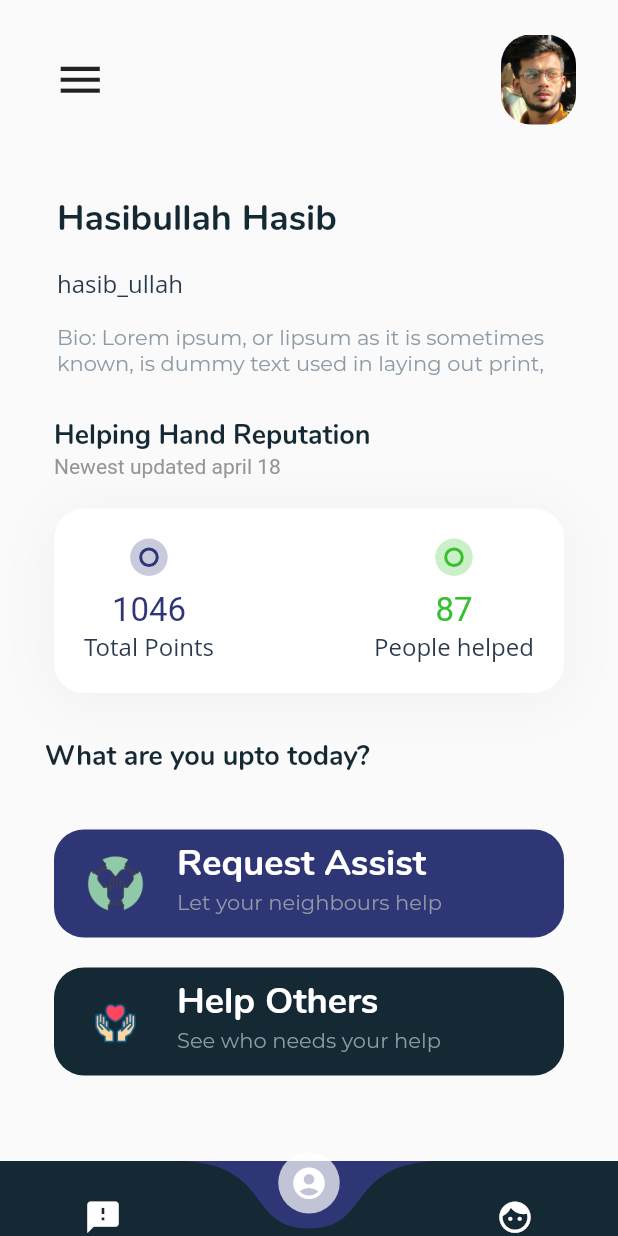
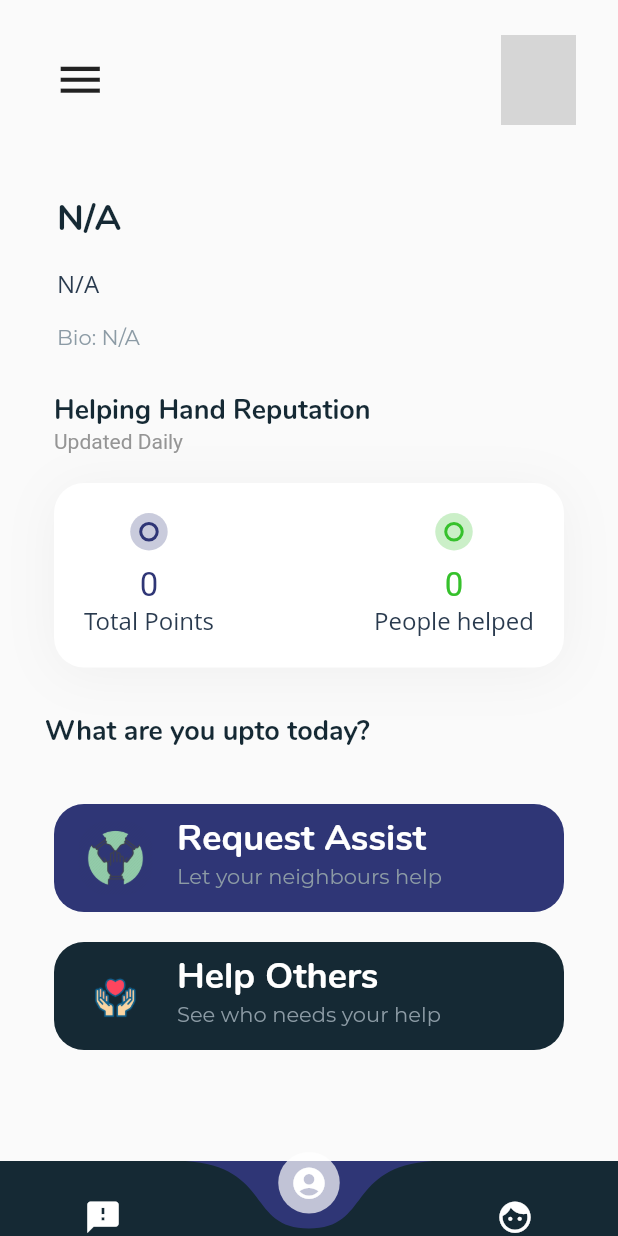
Before and after one commit to hasibullah1811/covid-19-helping-hand-find-help-nearby, a Flutter app: the screen it shows after launch, after a tap on "Info Screen", on a phone screen of 412 x 824 dp. Run offline on Flutter 3.47's test engine with Material 2 defaults, Android fonts, the phone set to English and light mode, and no system bars; drawn by our look-alikes of curved_navigation_bar; our stand-ins replace cloud_firestore, firebase_auth, flutter_svg, font_awesome_flutter, geolocator, google_sign_in and 2 more; missing offline and left inert: gender_selector; accounts and stored records are empty; network calls fail; Roboto replaces fonts that are missing (Open Sans); grey boxes are pictures that could not be loaded.

Commit message:
afridee's code 4

```diff
--- a/lib/components/app_drawer.dart
+++ b/lib/components/app_drawer.dart
@@ -3,17 +3,22 @@ import 'package:helping_hand/config/config.dart';
 import 'package:helping_hand/config/constant.dart';
 
 class AppDrawer extends StatelessWidget {
+
+  final Map<String, dynamic> info;
+
+  const AppDrawer({Key key, this.info}) : super(key: key);
+
   @override
   Widget build(BuildContext context) {
     return Drawer(
       child: ListView(
         children: <Widget>[
           UserAccountsDrawerHeader(
-            accountName: Text("Hasibullah Hasib"),
-            accountEmail: Text("hasib.flutterdev@gmail.com"),
+            accountName: Text(info['displayName']),
+            accountEmail: Text(info['email']),
             currentAccountPicture: GestureDetector(
               child: CircleAvatar(
-                backgroundImage: AssetImage('assets/images/me.jpg'),
+                backgroundImage: NetworkImage(info['photUrl']),
                 backgroundColor: secondaryColor,
               ),
             ),
--- a/lib/main.dart
+++ b/lib/main.dart
@@ -3,6 +3,7 @@ import 'package:flutter/material.dart';
 import 'package:helping_hand/screens/homeScreen.dart';
 import 'package:helping_hand/screens/loginScreen.dart';
 import 'config/config.dart';
+import 'package:helping_hand/screens/userProfileScreen.dart';
 
 void main() {
   runApp(MainApp());
@@ -44,7 +45,7 @@ class _OnBoardingPageState extends State<OnBoardingPage> {
           if (snapshot.hasData) {
             FirebaseUser user = snapshot.data;
             if (user != null) {
-             return MyHomePage();
+             return UserProfile();
             } else {
              return LoginScreen();
             }
--- a/lib/screens/userProfileScreen.dart
+++ b/lib/screens/userProfileScreen.dart
@@ -4,6 +4,9 @@ import 'package:helping_hand/components/app_drawer.dart';
 import 'package:helping_hand/components/counter.dart';
 import 'package:helping_hand/config/config.dart';
 import 'package:helping_hand/config/constant.dart';
+import 'package:cloud_firestore/cloud_firestore.dart';
+import 'package:firebase_auth/firebase_auth.dart';
+import 'request_form.dart';
 
 class UserProfile extends StatefulWidget {
   @override
@@ -11,17 +14,52 @@ class UserProfile extends StatefulWidget {
 }
 
 class _UserProfileState extends State<UserProfile> {
+
+  Map<String, dynamic> g = {
+    'displayName': 'N/A',
+    'photUrl': 'https://firebasestorage.googleapis.com/v0/b/helping-hand-76970.appspot.com/o/default-user-img.png?alt=media&token=d96df74f-5b3b-4f08-86f8-d1a913459e07',
+    'points': 0,
+    'username': 'N/A',
+    'bio': 'N/A',
+    'peopleHelped' : 0,
+    'email' : 'N/A'
+  };
+
+  Future<void> get_user_info() async {
+    final auth = FirebaseAuth.instance;
+    final FirebaseUser user = await auth.currentUser();
+    final userID = user.uid;
+    final DocumentReference users =
+    Firestore.instance.document('users/' + userID);
+    await for (var snapshot in users.snapshots()) {
+      setState(() {
+        var combinedMap = {...?g, ...?snapshot.data};
+        g = combinedMap;
+        if(g['photUrl']==null || g['photUrl']==""){
+          g.update('photUrl', (v) => 'https://firebasestorage.googleapis.com/v0/b/helping-hand-76970.appspot.com/o/default-user-img.png?alt=media&token=d96df74f-5b3b-4f08-86f8-d1a913459e07');
+        }
+        print(g);
+      });
+    }
+  }
+
+  @override
+  void initState() {
+    get_user_info();
+    super.initState();
+  }
+
   @override
   Widget build(BuildContext context) {
     return Scaffold(
-      drawer: AppDrawer(),
+      drawer: AppDrawer(info: g),
       body: Container(
         child: ListView(
           scrollDirection: Axis.vertical,
           children: <Widget>[
-            CustomTitleBar(),
-            NameAndUsername(),
-            Statusbar(),
+            CustomTitleBar(img: g['photUrl'],),
+            NameAndUsername(name: g['displayName'],username: g['username'],bio: g['bio'],),
+            Statusbar(points: g['points'], peoplehelped: g['peopleHelped'],),
             HotList(),
             RequestSendAssist(),
           ],
@@ -59,6 +97,11 @@ class _UserProfileState extends State<UserProfile> {
 }
 
 class CustomTitleBar extends StatelessWidget {
+
+  final String img;
+
+  const CustomTitleBar({Key key, this.img}) : super(key: key);
+
   @override
   Widget build(BuildContext context) {
     return Padding(
@@ -77,8 +120,8 @@ class CustomTitleBar extends StatelessWidget {
             ),
             ClipRRect(
               borderRadius: BorderRadius.circular(20),
-              child: Image.asset(
-                'assets/images/me.jpg',
+              child: Image.network(
+                img,
                 height: 60,
                 width: 50,
                 fit: BoxFit.cover,
@@ -92,6 +135,13 @@ class CustomTitleBar extends StatelessWidget {
 }
 
 class NameAndUsername extends StatelessWidget {
+
+  final String name;
+  final String username;
+  final String bio;
+
+  const NameAndUsername({Key key, this.name, this.username, this.bio}) : super(key: key);
+
   @override
   Widget build(BuildContext context) {
     return Padding(
@@ -102,21 +152,21 @@ class NameAndUsername extends StatelessWidget {
           Padding(
             padding: const EdgeInsets.all(8.0),
             child: Text(
-              "Hasibullah Hasib",
+              name,
               style: titleTextStyle,
             ),
           ),
           Padding(
             padding: const EdgeInsets.all(8.0),
             child: Text(
-              "hasib_ullah",
+              username,
               style: primaryBodyTextStyle,
             ),
           ),
           Padding(
             padding: const EdgeInsets.all(8.0),
             child: Text(
-              "Bio: Lorem ipsum, or lipsum as it is sometimes known, is dummy text used in laying out print,",
+              "Bio: "+ bio,
               style: bodyTextStyle,
             ),
           ),
@@ -127,6 +177,12 @@ class NameAndUsername extends StatelessWidget {
 }
 
 class Statusbar extends StatelessWidget {
+
+ final int points;
+ final int peoplehelped;
+
+ const Statusbar({Key key, this.points, this.peoplehelped}) : super(key: key);
+
   @override
   Widget build(BuildContext context) {
     return Padding(
@@ -148,7 +204,7 @@ class Statusbar extends StatelessWidget {
                               style: kTitleTextstyle,
                             ),
                             TextSpan(
-                              text: "Newest updated april 18",
+                              text: "Updated Daily",
                               style: TextStyle(
                                 color: kTextLightColor,
                               ),
@@ -178,12 +234,12 @@ class Statusbar extends StatelessWidget {
                       children: <Widget>[
                         Counter(
                           color: secondaryColor,
-                          number: 1046,
+                          number: points,
                           title: "Total Points",
                         ),
                         Counter(
                           color: kRecovercolor,
-                          number: 87,
+                          number: peoplehelped,
                           title: "People helped",
                         ),
                       ],
@@ -227,7 +283,11 @@ class RequestSendAssist extends StatelessWidget {
         children: <Widget>[
           InkWell(
             onTap: () {
-              //Route to request form page
+              var route = new MaterialPageRoute(
+                builder: (BuildContext context) =>
+                new request_form(),
+              );
+              Navigator.of(context).push(route);
             },
             child: Card(
               shape: RoundedRectangleBorder(
```
